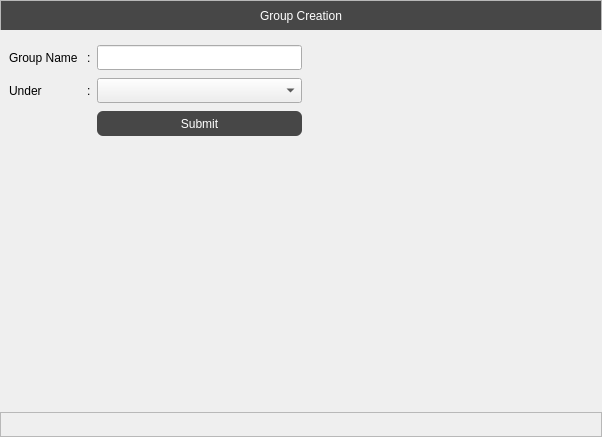
Above: Resources/Ui/CreateGroup.ui from Darshitjivani/MBAS before the change. Below: the same form after it.
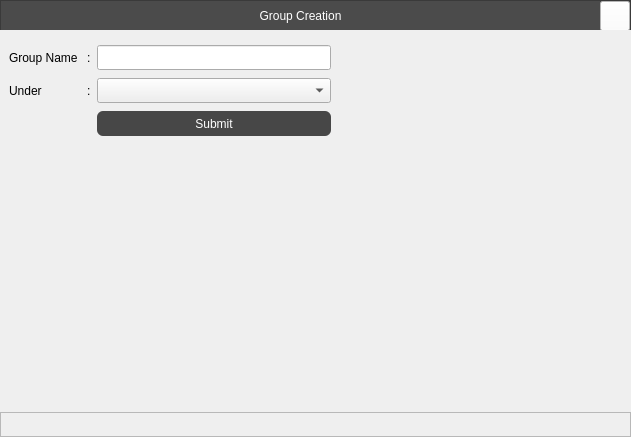
That is the form after the change. Icons and pictures are not drawn.

The edit to the form file:
```diff
--- a/Resources/Ui/CreateGroup.ui
+++ b/Resources/Ui/CreateGroup.ui
@@ -6,7 +6,7 @@
    <rect>
     <x>0</x>
     <y>0</y>
-    <width>602</width>
+    <width>631</width>
     <height>437</height>
    </rect>
   </property>
@@ -65,6 +65,11 @@
         <height>30</height>
        </size>
       </property>
+      <property name="styleSheet">
+       <string notr="true">background-color: rgb(75,75,75);
+color: rgb(255, 255, 255);
+font: 75 10pt &quot;Sitka Small&quot;;</string>
+      </property>
       <property name="frameShape">
        <enum>QFrame::StyledPanel</enum>
       </property>
@@ -87,6 +92,38 @@
        <property name="spacing">
         <number>0</number>
        </property>
+       <item row="0" column="1">
+        <widget class="QPushButton" name="pbClose">
+         <property name="minimumSize">
+          <size>
+           <width>30</width>
+           <height>30</height>
+          </size>
+         </property>
+         <property name="maximumSize">
+          <size>
+           <width>30</width>
+           <height>30</height>
+          </size>
+         </property>
+         <property name="styleSheet">
+          <string notr="true">background-color:white</string>
+         </property>
+         <property name="text">
+          <string/>
+         </property>
+         <property name="icon">
+          <iconset resource="../icons/icons.qrc">
+           <normaloff>:/newPrefix/icons/x.svg</normaloff>:/newPrefix/icons/x.svg</iconset>
+         </property>
+         <property name="iconSize">
+          <size>
+           <width>20</width>
+           <height>20</height>
+          </size>
+         </property>
+        </widget>
+       </item>
        <item row="0" column="0">
         <widget class="QLabel" name="label_4">
          <property name="minimumSize">
@@ -96,10 +133,7 @@
           </size>
          </property>
          <property name="styleSheet">
-          <string notr="true">background-color: rgb(71, 71, 71);
-color: rgb(255, 255, 255);
-
-</string>
+          <string notr="true"/>
          </property>
          <property name="text">
           <string>Group Creation</string>
@@ -119,10 +153,9 @@
 
 	font: 75 10pt &quot;Sitka Small&quot;;
 border-radius:06px;
-background-color: rgb(71, 71, 71);
+background-color: rgb(75,75,75);
 color: rgb(255, 255, 255);
 
-
 }
 QPushButton:selected {
   background: #1464A0;
@@ -269,7 +302,7 @@
         <widget class="QLineEdit" name="lineEdit">
          <property name="minimumSize">
           <size>
-           <width>0</width>
+           <width>210</width>
            <height>25</height>
           </size>
          </property>
@@ -285,7 +318,7 @@
         <widget class="QComboBox" name="comboBox">
          <property name="minimumSize">
           <size>
-           <width>0</width>
+           <width>210</width>
            <height>25</height>
           </size>
          </property>
```
Left out of the diff: 10 changed lines with no effect on the pictures.
